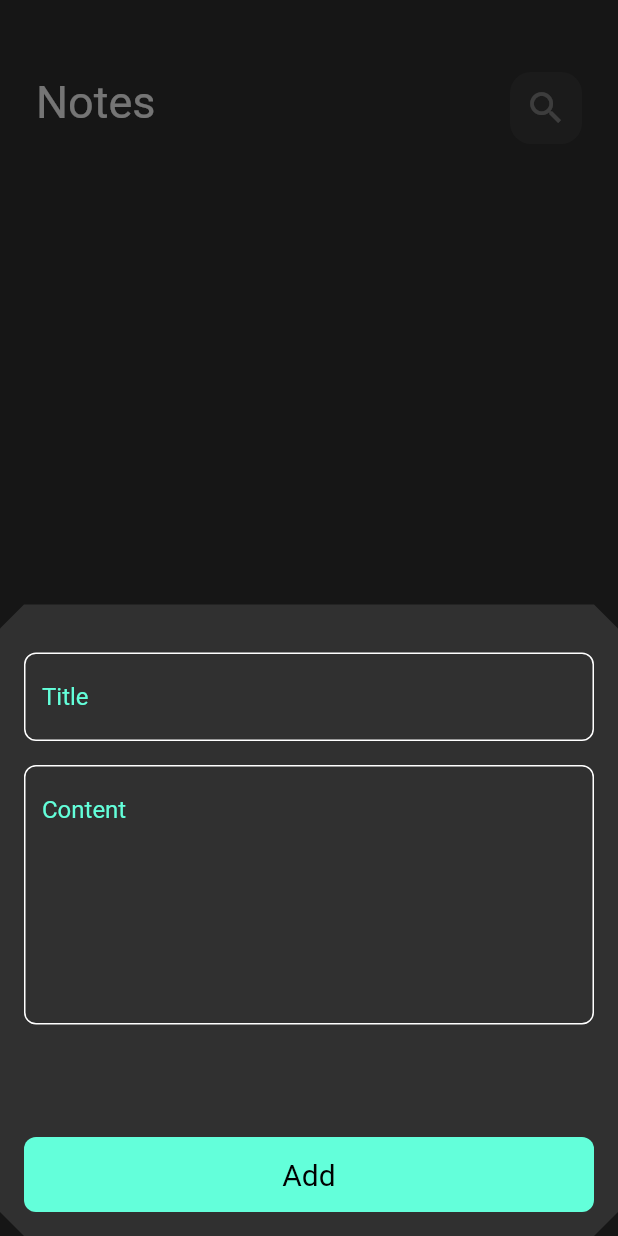
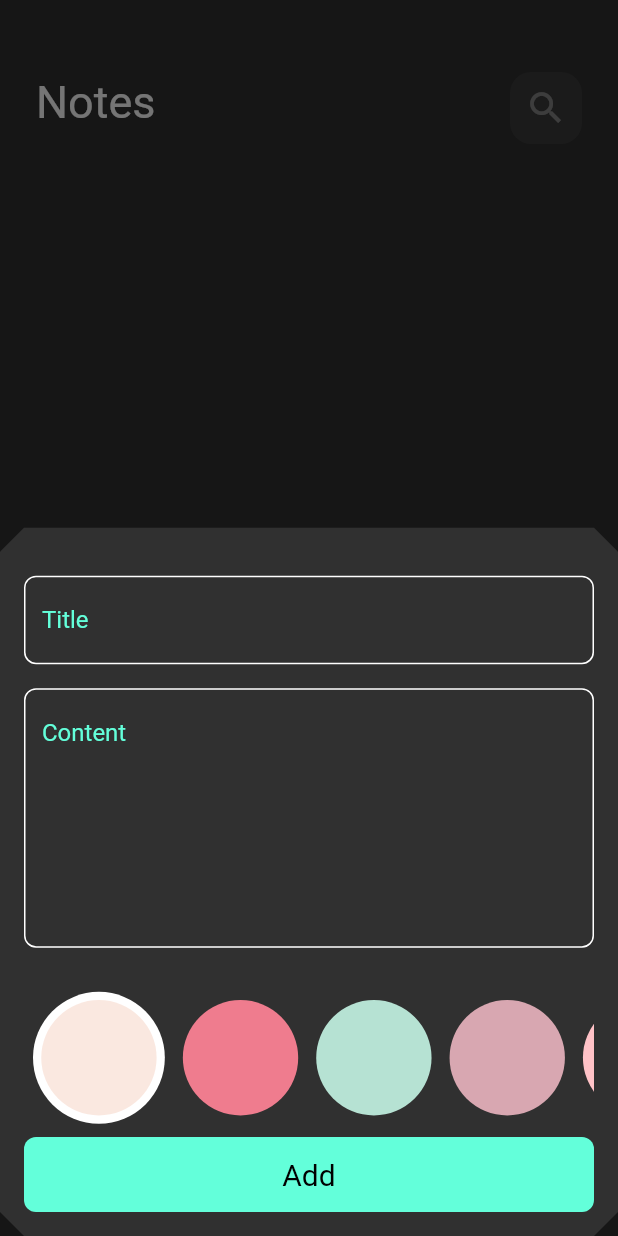
Before and after one commit to AlshaimaaAbdElnaeem/NotesApp, a Flutter app: the screen it shows after launch, after a tap on the "add" icon, on a phone screen of 412 x 824 dp. Run offline on Flutter 3.47's test engine with Material 2 defaults, Android fonts, the phone set to English and light mode, and no system bars; our stand-ins replace flutter_bloc, font_awesome_flutter, hive, hive_flutter, sizer; accounts and stored records are empty; Roboto replaces fonts that are missing (Poppins).

Commit message:
add color list

```diff
--- a/lib/main.dart
+++ b/lib/main.dart
@@ -7,6 +7,7 @@ import 'package:note_app/models/note_model.dart';
 import 'package:note_app/views/notes_view.dart';
 import 'package:note_app/widgets/constance.dart';
 import 'package:note_app/widgets/simple_bloc_observer.dart';
+import 'package:sizer/sizer.dart';
 
 void main() async {
   await Hive.initFlutter();
@@ -23,13 +24,17 @@ class NotesApp extends StatelessWidget {
   Widget build(BuildContext context) {
     return BlocProvider(
       create: (context) => NotesCubit(),
-      child: MaterialApp(
+      child: Sizer(
+        builder: (context , orientation , deviceType) {
+          return MaterialApp(
             debugShowCheckedModeBanner: false,
             theme: ThemeData(
               brightness: Brightness.dark,
               fontFamily: 'Poppins',
             ),
             home: const NotesView(),
+          );
+        }
       ),
     );
   }
--- a/lib/widgets/add_new_note.dart
+++ b/lib/widgets/add_new_note.dart
@@ -4,7 +4,9 @@ import 'package:intl/intl.dart';
 import 'package:note_app/cubit/add_note_cubit/add_note_cubit.dart';
 import 'package:note_app/models/note_model.dart';
 import 'package:note_app/widgets/add_bottom.dart';
+import 'package:note_app/widgets/color_list.dart';
 import 'package:note_app/widgets/custom_text_field.dart';
+import 'package:sizer/sizer.dart';
 
 class AddNewNote extends StatefulWidget {
   const AddNewNote({
@@ -39,9 +41,10 @@ class _AddNewNoteState extends State<AddNewNote> {
               subTitle = value;
             },
           ),
-          const SizedBox(
-            height: 75,
+           SizedBox(
+            height: 15.sp,
           ),
+              const ColorList(),
           AddBottom(onTap: () {
             if (formKey.currentState!.validate()) {
               var currentDate = DateTime.now();
--- /dev/null
+++ b/lib/widgets/color_list.dart
@@ -0,0 +1,81 @@
+import 'package:flutter/material.dart';
+import 'package:sizer/sizer.dart';
+
+class ColorList extends StatefulWidget {
+  const ColorList({super.key});
+
+  @override
+  State<ColorList> createState() => _ColorListState();
+}
+
+int colorIndex = 0;
+
+class _ColorListState extends State<ColorList> {
+  List<Color> colorList = const [
+    Color(0xfffae8e0),
+    Color(0xffef7c8e),
+    Color(0xffb6e2d3),
+    Color(0xffd8a7b1),
+    Color(0xffffc2c7),
+    Color(0xffb6e5d8),
+    Color(0xff8fdde7),
+    Color(0xffa49393),
+    Color(0xff67595e),
+    Color(0xffafe8e0),
+    Color(0xffe8b4b8),
+    Color(0xfff9f1f0),
+    Color(0xfff79489),
+    Color(0xfffae8a0),
+    Color(0xfffae5e0),
+    Color(0xfffaa8e0),
+    Color(0xfffee8e0),
+    Color(0xfffe98e0),
+    Color(0xfffa78e0),
+  ];
+  @override
+  Widget build(BuildContext context) {
+    return SizedBox(
+      height: 28.sp * 2.sp,
+      child: ListView.builder(
+        scrollDirection: Axis.horizontal,
+        itemCount: colorList.length,
+        itemBuilder: (BuildContext context, int index) {
+          return GestureDetector(
+              onTap: () {
+                colorIndex = index;
+                setState(() {});
+              },
+              child: Padding(
+                padding: const EdgeInsets.symmetric(horizontal: 6.0),
+                child: ColorItem(
+                  isActive: colorIndex == index,
+                  color: colorList[index],
+                ),
+              ));
+        },
+      ),
+    );
+  }
+}
+
+class ColorItem extends StatelessWidget {
+  const ColorItem({super.key, required this.isActive, required this.color});
+  final bool isActive;
+  final Color color;
+  @override
+  Widget build(BuildContext context) {
+    return isActive
+        ? CircleAvatar(
+            radius: 32.sp,
+            backgroundColor: Colors.white,
+            child: CircleAvatar(
+              radius: 28.sp,
+              backgroundColor: color,
+            ),
+          )
+        : CircleAvatar(
+            radius: 28.sp,
+            backgroundColor: color,
+          );
+  }
+}
--- a/lib/widgets/edit_view_body.dart
+++ b/lib/widgets/edit_view_body.dart
@@ -4,6 +4,7 @@ import 'package:note_app/cubit/notes_cubit/notes_cubit.dart';
 import 'package:note_app/models/note_model.dart';
 import 'package:note_app/widgets/custom_app_bar.dart';
 import 'package:note_app/widgets/custom_text_field.dart';
+import 'package:sizer/sizer.dart';
 
 class EditViewBody extends StatefulWidget {
   const EditViewBody({super.key, required this.note});
@@ -31,8 +32,8 @@ class _EditViewBodyState extends State<EditViewBody> {
             Navigator.pop(context);
           },
         ),
-        const SizedBox(
-          height: 16,
+         SizedBox(
+          height: 16.sp,
         ),
         CustomTextField(
           textHint: widget.note.title,
--- a/pubspec.yaml
+++ b/pubspec.yaml
@@ -37,6 +37,7 @@ dependencies:
   hive_flutter: ^1.1.0
   intl: ^0.18.1
   modal_progress_hud_nsn: ^0.4.0
+  sizer: ^2.0.15
 
 dev_dependencies:
   build_runner: ^2.4.6
```
Also changed, not shown: pubspec.lock. Lines whose indentation alone changed are shown as unchanged.
